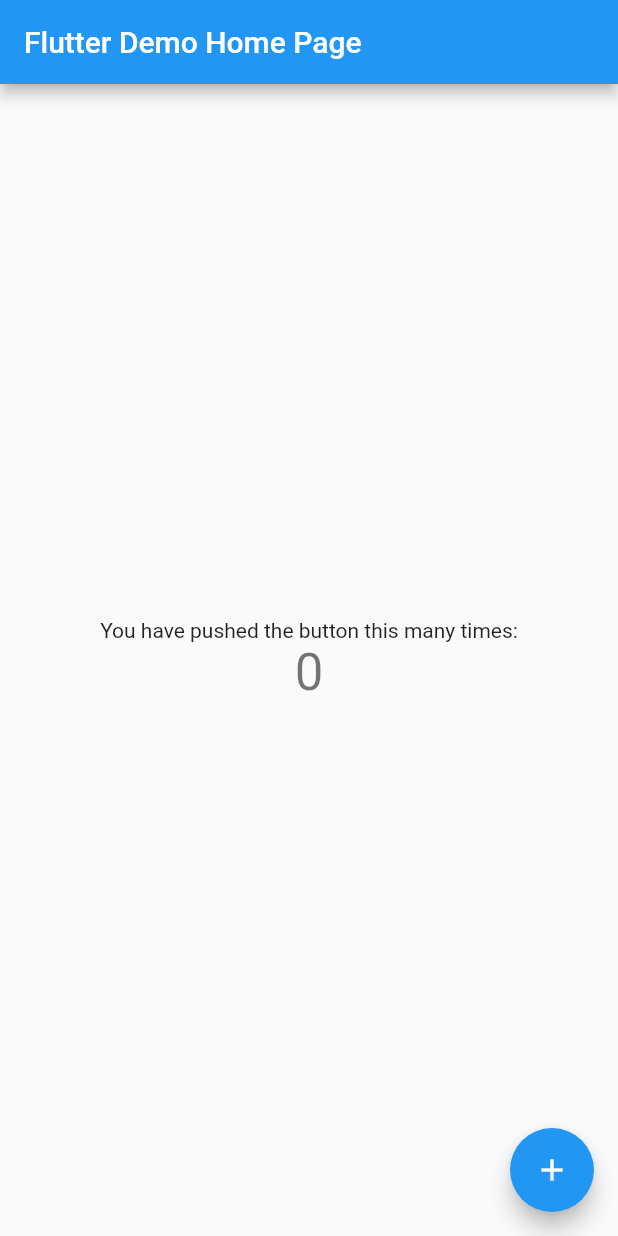
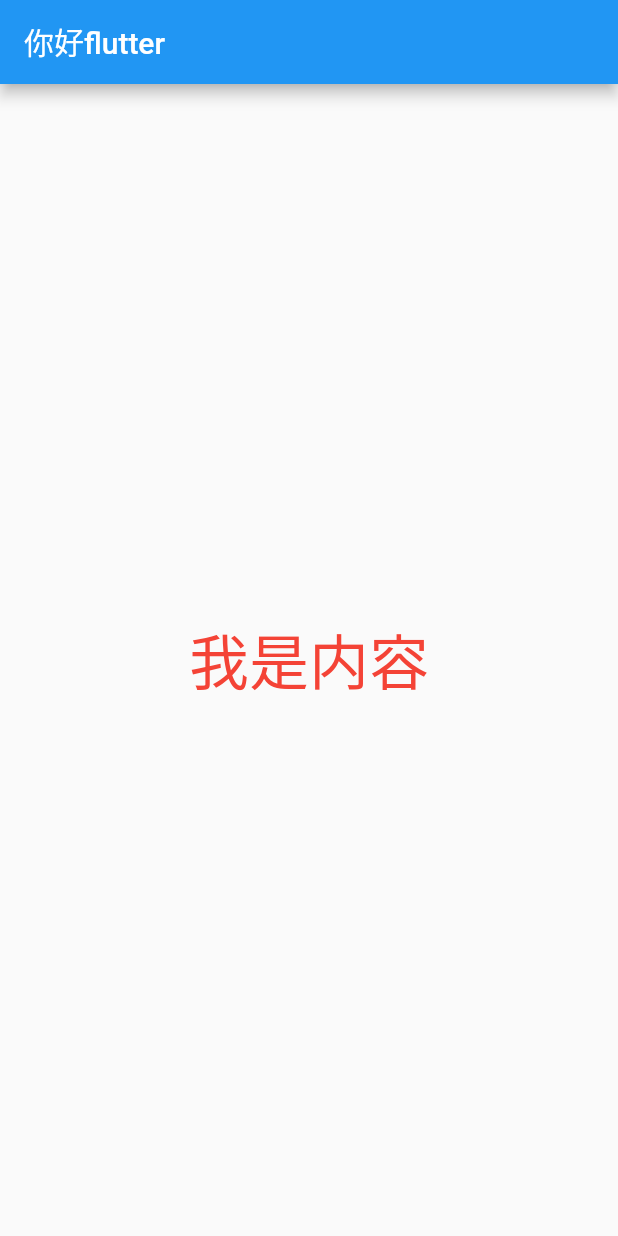
Before and after one commit to chengang7/FlutterProjectStudy, a Flutter app: the screen it shows after launch, on a phone screen of 412 x 824 dp. Run offline on Flutter 3.47's test engine with Material 2 defaults, Android fonts, the phone set to English and light mode, and no system bars.

Commit message:
重新写，学习materialApp组件的使用

```diff
--- a/flutter_app02/lib/main.dart
+++ b/flutter_app02/lib/main.dart
@@ -1,115 +1,18 @@
 import 'package:flutter/material.dart';
 
 void main() {
-  runApp(const MyApp());
-}
-
-class MyApp extends StatelessWidget {
-  const MyApp({super.key});
-
-  // This widget is the root of your application.
-  @override
-  Widget build(BuildContext context) {
-    return MaterialApp(
-      title: 'Flutter Demo',
-      theme: ThemeData(
-        // This is the theme of your application.
-        //
-        // Try running your application with "flutter run". You'll see the
-        // application has a blue toolbar. Then, without quitting the app, try
-        // changing the primarySwatch below to Colors.green and then invoke
-        // "hot reload" (press "r" in the console where you ran "flutter run",
-        // or simply save your changes to "hot reload" in a Flutter IDE).
-        // Notice that the counter didn't reset back to zero; the application
-        // is not restarted.
-        primarySwatch: Colors.blue,
+  runApp(MaterialApp(
+    home: Scaffold(
+      appBar: AppBar(
+        title: const Text("你好flutter"),
       ),
-      home: const MyHomePage(title: 'Flutter Demo Home Page'),
-    );
-  }
-}
-
-class MyHomePage extends StatefulWidget {
-  const MyHomePage({super.key, required this.title});
-
-  // This widget is the home page of your application. It is stateful, meaning
-  // that it has a State object (defined below) that contains fields that affect
-  // how it looks.
-
-  // This class is the configuration for the state. It holds the values (in this
-  // case the title) provided by the parent (in this case the App widget) and
-  // used by the build method of the State. Fields in a Widget subclass are
-  // always marked "final".
-
-  final String title;
-
-  @override
-  State<MyHomePage> createState() => _MyHomePageState();
-}
-
-class _MyHomePageState extends State<MyHomePage> {
-  int _counter = 0;
-
-  void _incrementCounter() {
-    setState(() {
-      // This call to setState tells the Flutter framework that something has
-      // changed in this State, which causes it to rerun the build method below
-      // so that the display can reflect the updated values. If we changed
-      // _counter without calling setState(), then the build method would not be
-      // called again, and so nothing would appear to happen.
-      _counter++;
-    });
-  }
-
-  @override
-  Widget build(BuildContext context) {
-    // This method is rerun every time setState is called, for instance as done
-    // by the _incrementCounter method above.
-    //
-    // The Flutter framework has been optimized to make rerunning build methods
-    // fast, so that you can just rebuild anything that needs updating rather
-    // than having to individually change instances of widgets.
-    return Scaffold(
-      appBar: AppBar(
-        // Here we take the value from the MyHomePage object that was created by
-        // the App.build method, and use it to set our appbar title.
-        title: Text(widget.title),
-      ),
-      body: Center(
-        // Center is a layout widget. It takes a single child and positions it
-        // in the middle of the parent.
-        child: Column(
-          // Column is also a layout widget. It takes a list of children and
-          // arranges them vertically. By default, it sizes itself to fit its
-          // children horizontally, and tries to be as tall as its parent.
-          //
-          // Invoke "debug painting" (press "p" in the console, choose the
-          // "Toggle Debug Paint" action from the Flutter Inspector in Android
-          // Studio, or the "Toggle Debug Paint" command in Visual Studio Code)
-          // to see the wireframe for each widget.
-          //
-          // Column has various properties to control how it sizes itself and
-          // how it positions its children. Here we use mainAxisAlignment to
-          // center the children vertically; the main axis here is the vertical
-          // axis because Columns are vertical (the cross axis would be
-          // horizontal).
-          mainAxisAlignment: MainAxisAlignment.center,
-          children: <Widget>[
-            const Text(
-              'You have pushed the button this many times:',
-            ),
-            Text(
-              '$_counter',
-              style: Theme.of(context).textTheme.headlineMedium,
-            ),
-          ],
+      body: const Center(
+        child: Text(
+          "我是内容",
+          textDirection: TextDirection.ltr,
+          style: TextStyle(color: Colors.red, fontSize: 40),
         ),
       ),
-      floatingActionButton: FloatingActionButton(
-        onPressed: _incrementCounter,
-        tooltip: 'Increment',
-        child: const Icon(Icons.add),
-      ), // This trailing comma makes auto-formatting nicer for build methods.
-    );
-  }
+    ),
+  ));
 }
```
Also changed, not shown: 1 other file.
